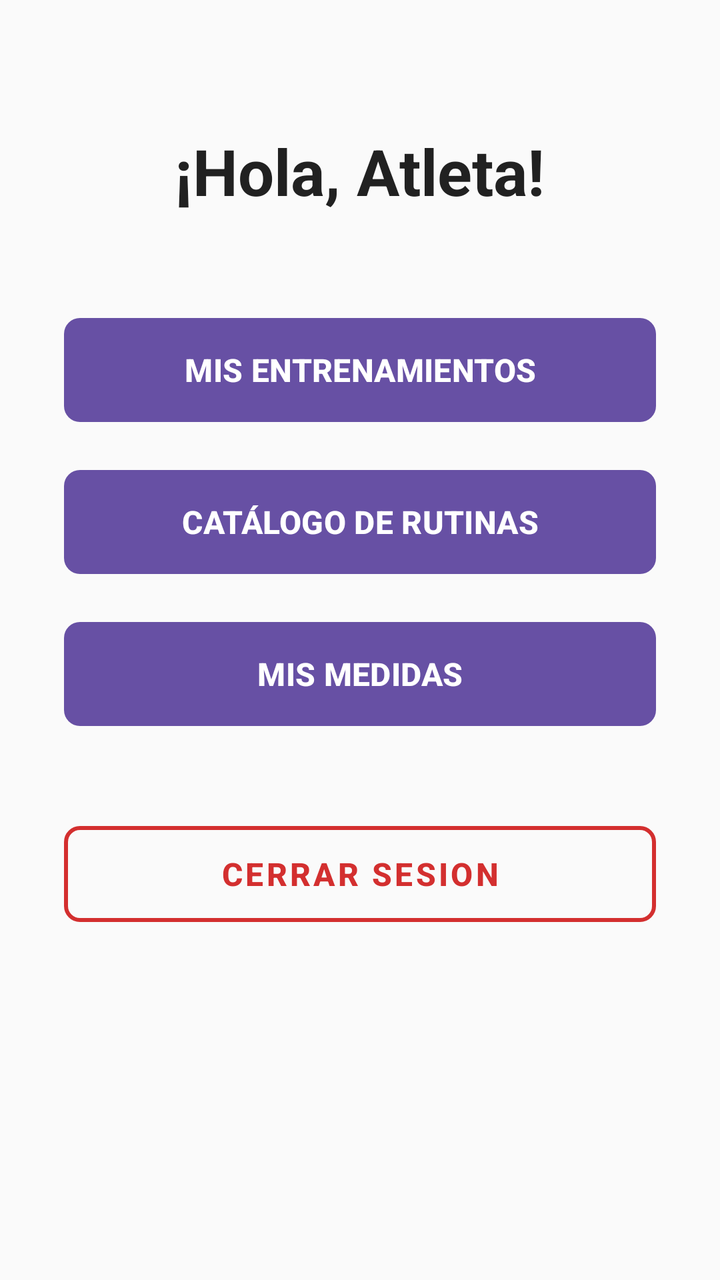
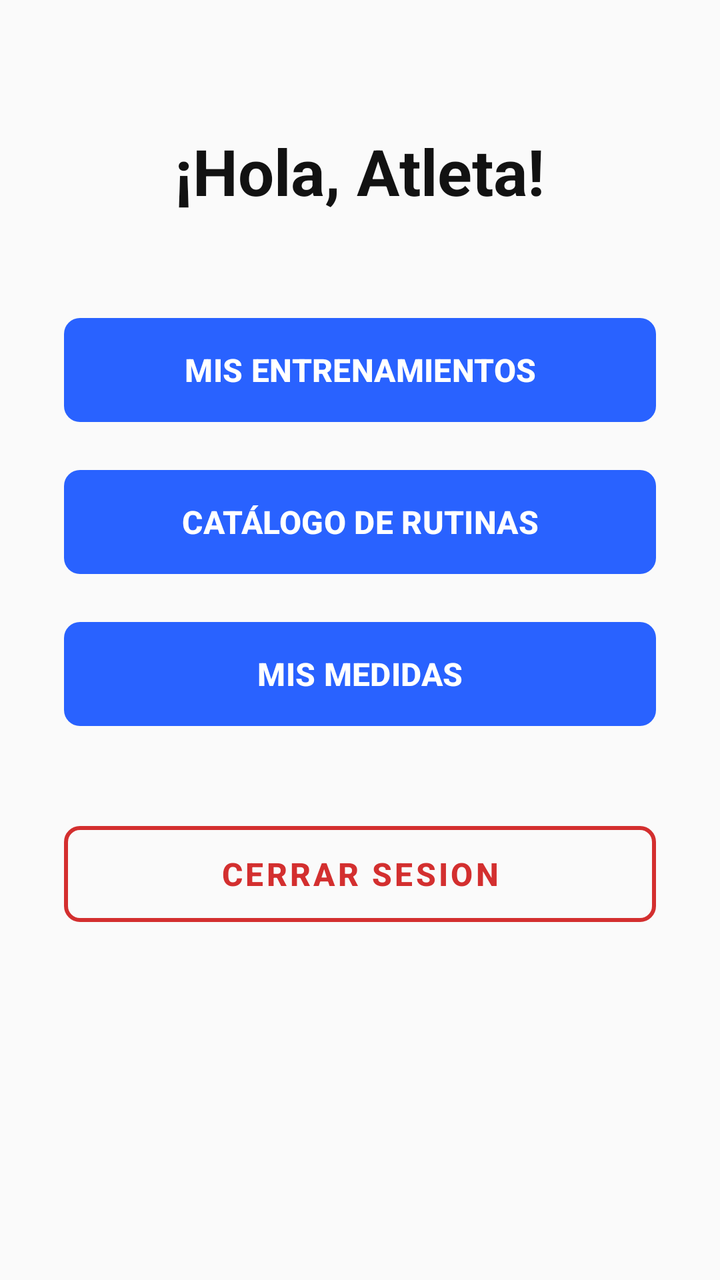

Compare the two renders of this Android layout. The source of the first and the diff that turns it into the second are given below.
<!-- AndroidManifest.xml: application theme Theme.Aplicacion -->
<!-- res/layout/activity_home.xml -->
<?xml version="1.0" encoding="UTF-8" ?>
<ScrollView xmlns:android="http://schemas.android.com/apk/res/android"
    xmlns:app="http://schemas.android.com/apk/res-auto"
    android:layout_width="match_parent"
    android:layout_height="match_parent"
    android:fillViewport="true"
    android:background="#FAFAFA">

    <LinearLayout
        android:layout_width="match_parent"
        android:layout_height="wrap_content"
        android:orientation="vertical"
        android:padding="32dp"
        android:gravity="center_horizontal">

        
        <TextView
            android:layout_width="wrap_content"
            android:layout_height="wrap_content"
            android:id="@+id/tvBienvenida"
            android:text="¡Hola, Atleta!"
            android:textSize="32sp"
            android:textStyle="bold"
            android:textColor="#212121"
            android:layout_marginTop="32dp"
            android:layout_marginBottom="48dp"/>

        
        <com.google.android.material.button.MaterialButton
            android:layout_width="match_parent"
            android:layout_height="60dp"
            android:id="@+id/btnMisEntrenamientos"
            android:text="MIS ENTRENAMIENTOS"
            android:textStyle="bold"
            android:textSize="16sp"
            app:cornerRadius="8dp"
            android:layout_marginBottom="16dp"/>

        <com.google.android.material.button.MaterialButton
            android:layout_width="match_parent"
            android:layout_height="60dp"
            android:id="@+id/btnCatalogoRutinas"
            android:text="CATÁLOGO DE RUTINAS"
            android:textSize="16sp"
            android:textStyle="bold"
            app:cornerRadius="8dp"
            android:layout_marginBottom="16dp"/>

        <com.google.android.material.button.MaterialButton
            android:layout_width="match_parent"
            android:layout_height="60dp"
            android:id="@+id/btnMisMedidas"
            android:text="MIS MEDIDAS"
            android:textSize="16sp"
            android:textStyle="bold"
            app:cornerRadius="8dp"
            android:layout_marginBottom="40dp"/>

        
        <com.google.android.material.button.MaterialButton
            android:layout_width="match_parent"
            android:layout_height="60dp"
            android:id="@+id/btnPanelAdmin"
            android:text="PANEL DE ADNIMISTRADOR"
            android:textSize="16sp"
            android:textStyle="bold"
            android:backgroundTint="#FF9800"
            app:cornerRadius="8dp"
            android:visibility="gone"
            android:layout_marginBottom="16dp"/>

        
        <com.google.android.material.button.MaterialButton
            android:layout_width="match_parent"
            android:layout_height="60dp"
            android:id="@+id/btnLogout"
            style="@style/Widget.MaterialComponents.Button.OutlinedButton"
            android:text="CERRAR SESION"
            android:textSize="16sp"
            android:textStyle="bold"
            android:textColor="#D32F2F"
            app:strokeColor="#D32F2F"
            app:strokeWidth="2dp"
            app:cornerRadius="8dp"
            android:layout_marginBottom="24dp"/>
    </LinearLayout>
</ScrollView>
<!-- resources referenced by this layout -->
<resources>
  <style name="Theme.Aplicacion" parent="Base.Theme.Aplicacion" />
  <style name="Base.Theme.Aplicacion" parent="Theme.Material3.DayNight.NoActionBar">
          
          
      </style>
</resources>

<!-- the commit's change to res/layout/activity_home.xml (unified diff, before → after) -->
@@ -4,7 +4,7 @@
     android:layout_width="match_parent"
     android:layout_height="match_parent"
     android:fillViewport="true"
-    android:background="#FAFAFA">
+    android:background="@color/backgroundColor">
 
     <LinearLayout
         android:layout_width="match_parent"
@@ -21,7 +21,7 @@
             android:text="¡Hola, Atleta!"
             android:textSize="32sp"
             android:textStyle="bold"
-            android:textColor="#212121"
+            android:textColor="@color/textColorPrimary"
             android:layout_marginTop="32dp"
             android:layout_marginBottom="48dp"/>
 
@@ -34,6 +34,8 @@
             android:textStyle="bold"
             android:textSize="16sp"
             app:cornerRadius="8dp"
+            android:textColor="#FFFFFF"
+            app:backgroundTint="@color/primaryColor"
             android:layout_marginBottom="16dp"/>
 
         <com.google.android.material.button.MaterialButton
@@ -44,6 +46,8 @@
             android:textSize="16sp"
             android:textStyle="bold"
             app:cornerRadius="8dp"
+            android:textColor="#FFFFFF"
+            app:backgroundTint="@color/primaryColor"
             android:layout_marginBottom="16dp"/>
 
         <com.google.android.material.button.MaterialButton
@@ -54,6 +58,8 @@
             android:textSize="16sp"
             android:textStyle="bold"
             app:cornerRadius="8dp"
+            android:textColor="#FFFFFF"
+            app:backgroundTint="@color/primaryColor"
             android:layout_marginBottom="40dp"/>
 
         
<!-- resource entries referenced after the edit -->
@@ -1,5 +1,8 @@
 <!-- resources referenced by this layout -->
 <resources>
+  <color name="backgroundColor">#FAFAFA</color>
+  <color name="primaryColor">#2962FF</color>
+  <color name="textColorPrimary">#121212</color>
   <style name="Theme.Aplicacion" parent="Base.Theme.Aplicacion" />
   <style name="Base.Theme.Aplicacion" parent="Theme.Material3.DayNight.NoActionBar">
           
